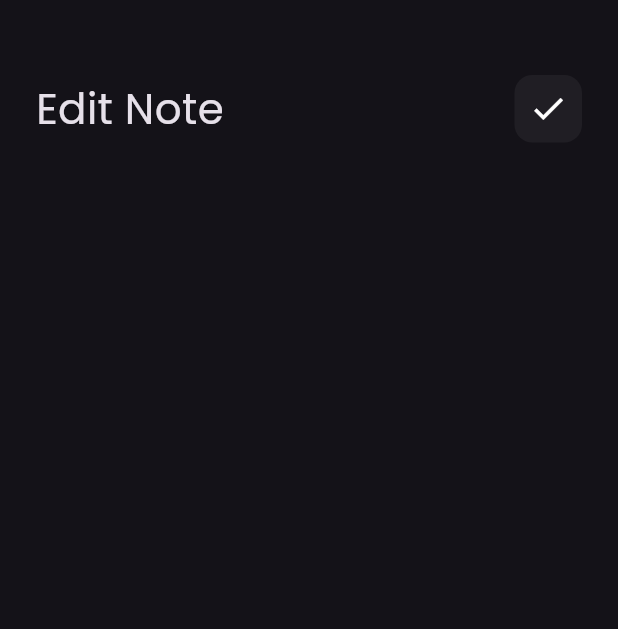
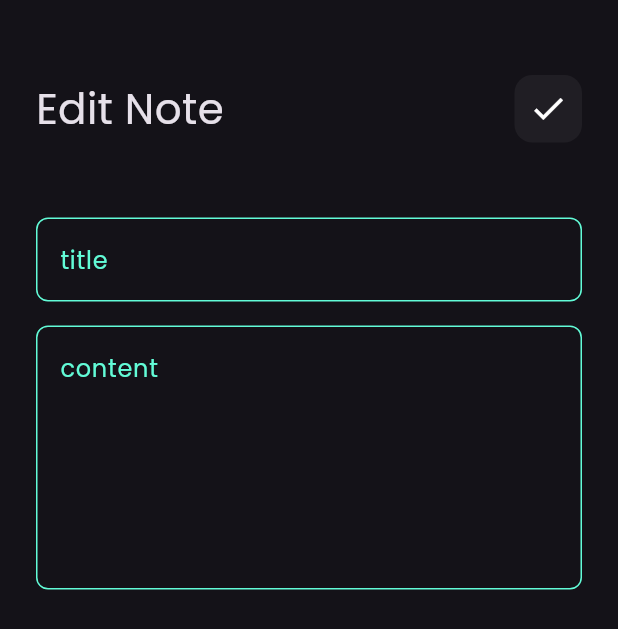
Before and after one commit to gerges46/note_app, a Flutter app: the EditNoteView screen opened directly, on a phone screen of 412 x 824 dp. Shown: the top 629 px of the screen. Run offline on Flutter 3.47's test engine with Material 3 defaults, Android fonts, the phone set to English and light mode, and no system bars; our stand-ins replace font_awesome_flutter.

Commit message:
edit note view ui done

```diff
--- a/lib/views/widgets/edit_note_view_body.dart
+++ b/lib/views/widgets/edit_note_view_body.dart
@@ -1,5 +1,6 @@
 import 'package:flutter/material.dart';
 import 'package:note_app/views/widgets/custom_appbar.dart';
+import 'package:note_app/views/widgets/custom_text_field.dart';
 
 class EditNoteViewBody extends StatelessWidget {
   const EditNoteViewBody({super.key});
@@ -15,6 +16,10 @@ class EditNoteViewBody extends StatelessWidget {
             title: "Edit Note",
             icon:Icons.check ,
           ),
+          SizedBox(height: 50,),
+          CustomTextField(hint: 'title '),
+          SizedBox(height: 16,),
+          CustomTextField(hint: "content",maxLine: 6,),
         ],
       ),
     );
```
